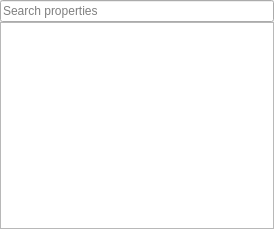
The window that uis/plugins/flow_document/properties_dock.ui (AdamMinge/pillar_app) describes before a commit, drawn with Qt 5.
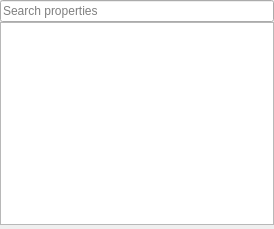
The same window after the commit. Custom widgets are drawn as their Qt base class.

What changed in the file:
```diff
--- a/uis/plugins/flow_document/properties_dock.ui
+++ b/uis/plugins/flow_document/properties_dock.ui
@@ -45,6 +45,22 @@
       <item>
        <widget class="flow_document::PropertiesBrowser" name="m_properties_browser"/>
       </item>
+      <item>
+       <layout class="QHBoxLayout" name="m_toolbar_layout">
+        <property name="leftMargin">
+         <number>2</number>
+        </property>
+        <property name="topMargin">
+         <number>2</number>
+        </property>
+        <property name="rightMargin">
+         <number>2</number>
+        </property>
+        <property name="bottomMargin">
+         <number>2</number>
+        </property>
+       </layout>
+      </item>
      </layout>
     </item>
    </layout>
```
